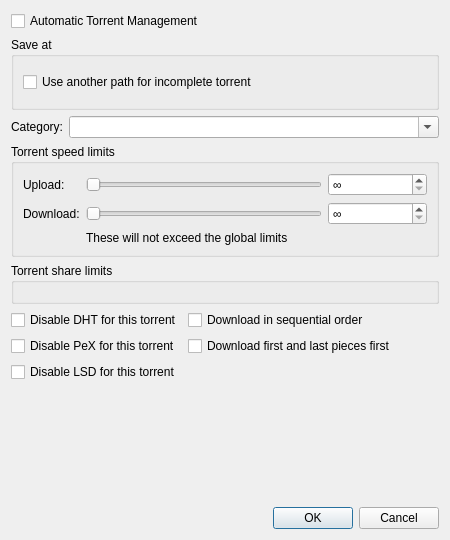
Old version of the form src/gui/torrentoptionsdialog.ui in the repository SysAdminDoc/qBittorrent-Vanced.
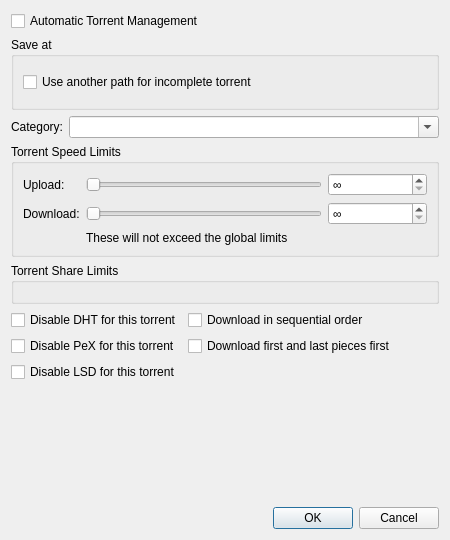
New version of the form. Custom widgets are drawn as their Qt base class.

What changed in the file:
```diff
--- a/src/gui/torrentoptionsdialog.ui
+++ b/src/gui/torrentoptionsdialog.ui
@@ -83,7 +83,7 @@
    <item>
     <widget class="QGroupBox" name="groupBox">
      <property name="title">
-      <string>Torrent speed limits</string>
+      <string>Torrent Speed Limits</string>
      </property>
      <layout class="QGridLayout" name="gridLayout_2">
       <item row="1" column="0">
@@ -153,7 +153,7 @@
    <item>
     <widget class="QGroupBox" name="torrentShareLimitsBox">
      <property name="title">
-      <string>Torrent share limits</string>
+      <string>Torrent Share Limits</string>
      </property>
      <layout class="QVBoxLayout" name="torrentShareLimitsBoxLayout">
       <item>
```
Left out of the diff: 3 changed lines with no effect on the pictures.
